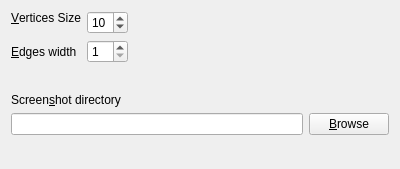
Qt form bbdgui/dialogsettingsvisualization.ui (mixalturek/graphal) before a commit.
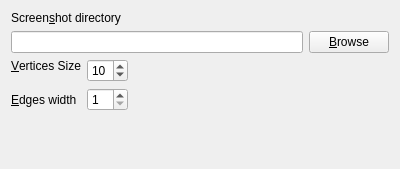
The same form after that commit.

Patch:
```diff
--- a/bbdgui/dialogsettingsvisualization.ui
+++ b/bbdgui/dialogsettingsvisualization.ui
@@ -14,6 +14,30 @@
    <string>Form</string>
   </property>
   <layout class="QVBoxLayout" name="verticalLayout">
+   <item>
+    <widget class="QLabel" name="label_3">
+     <property name="text">
+      <string>Screen&amp;shot directory</string>
+     </property>
+     <property name="buddy">
+      <cstring>m_screenshotDirectory</cstring>
+     </property>
+    </widget>
+   </item>
+   <item>
+    <layout class="QHBoxLayout" name="horizontalLayout">
+     <item>
+      <widget class="QLineEdit" name="m_screenshotDirectory"/>
+     </item>
+     <item>
+      <widget class="QPushButton" name="m_browseButton">
+       <property name="text">
+        <string>&amp;Browse</string>
+       </property>
+      </widget>
+     </item>
+    </layout>
+   </item>
    <item>
     <layout class="QGridLayout" name="gridLayout">
      <item row="0" column="0">
@@ -71,43 +95,6 @@
      </item>
     </layout>
    </item>
-   <item>
-    <spacer name="verticalSpacer_2">
-     <property name="orientation">
-      <enum>Qt::Vertical</enum>
-     </property>
-     <property name="sizeHint" stdset="0">
-      <size>
-       <width>20</width>
-       <height>9</height>
-      </size>
-     </property>
-    </spacer>
-   </item>
-   <item>
-    <widget class="QLabel" name="label_3">
-     <property name="text">
-      <string>Screen&amp;shot directory</string>
-     </property>
-     <property name="buddy">
-      <cstring>m_screenshotDirectory</cstring>
-     </property>
-    </widget>
-   </item>
-   <item>
-    <layout class="QHBoxLayout" name="horizontalLayout">
-     <item>
-      <widget class="QLineEdit" name="m_screenshotDirectory"/>
-     </item>
-     <item>
-      <widget class="QPushButton" name="m_browseButton">
-       <property name="text">
-        <string>&amp;Browse</string>
-       </property>
-      </widget>
-     </item>
-    </layout>
-   </item>
    <item>
     <spacer name="verticalSpacer">
      <property name="orientation">
```
